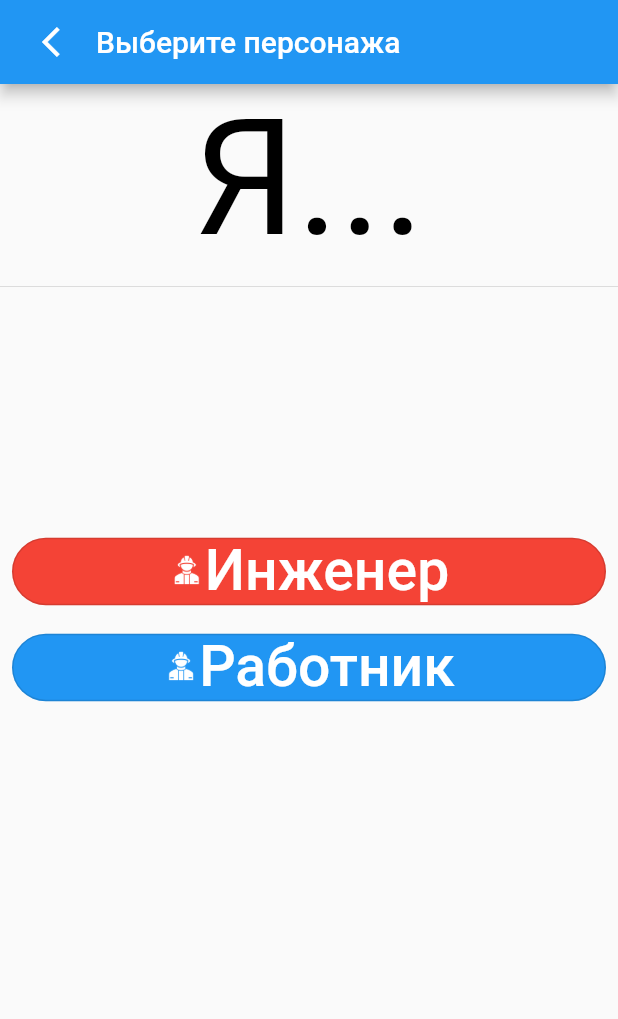
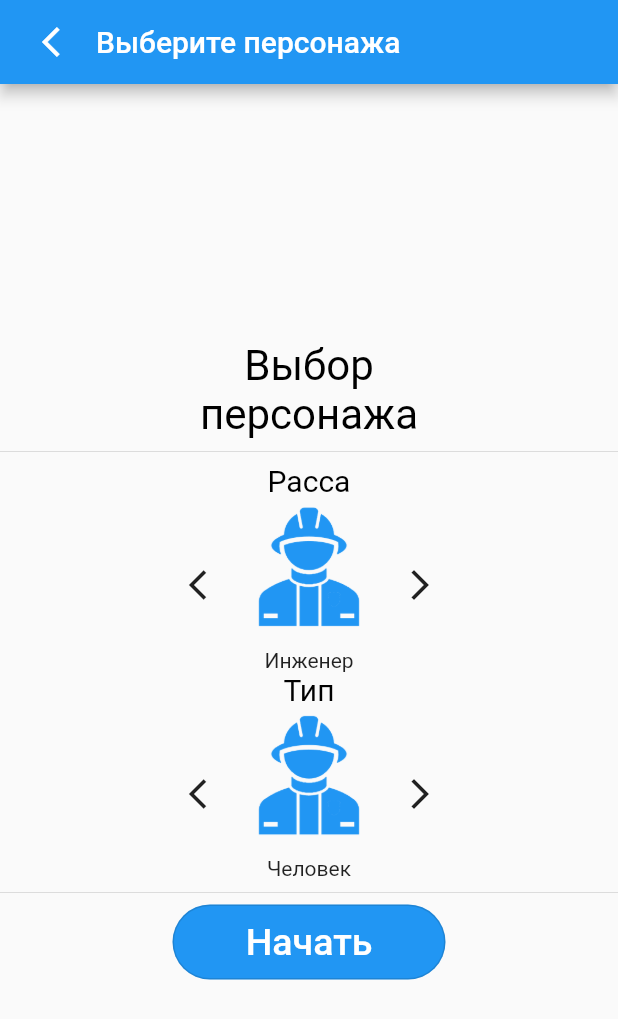
Before and after one commit to mentoster/sheremetyevo_tasks, a Flutter app: the screen it shows after launch, on a phone screen of 412 x 824 dp. Shown: the top 1019 px of the screen. Run offline on Flutter 3.47's test engine with Material 2 defaults, Android fonts, the phone set to English and light mode, and no system bars; our stand-ins replace flutter_slidable, liquid_progress_indicator_ns, location, photo_view, sliding_up_panel; missing offline and left inert: grpc, protobuf; statements that could not run were skipped.

Commit message:
update start menu

```diff
--- a/lib/Screens/loginscreen/choose_character.dart
+++ b/lib/Screens/loginscreen/choose_character.dart
@@ -1,77 +1,202 @@
 import 'package:flutter/material.dart';
+import 'package:sheremetyevo_tasks/Models/coordservice.pbenum.dart';
+import 'package:sheremetyevo_tasks/Screens/loginscreen/getCharacher.dart';
+import 'package:sheremetyevo_tasks/Screens/loginscreen/getType.dart';
 
-class ChooseCharacter extends StatelessWidget {
+class ChooseCharacter extends StatefulWidget {
   final Function nextPage;
+  final Function changeType;
   final Function(bool) changeCharacter;
-  const ChooseCharacter(this.nextPage, this.changeCharacter);
+  ChooseCharacter(this.nextPage, this.changeType, this.changeCharacter);
+  @override
+  _ChooseCharacterState createState() =>
+      _ChooseCharacterState(nextPage, changeType, changeCharacter);
+}
+
+class _ChooseCharacterState extends State<ChooseCharacter> {
+  final Function nextPage;
+  final Function changeType;
+  final Function(bool) changeCharacter;
+  _ChooseCharacterState(this.nextPage, this.changeType, this.changeCharacter);
+  int characterIndex = 0;
+  int typeIndex = 0;
+  void _chooseType(String type) {
+    nextPage();
+    Resuource res = Resuource.HUMAN;
+    switch (type) {
+      case "Человек":
+        res = Resuource.HUMAN;
+        break;
+      case "грузчик/самосвал":
+        res = Resuource.TRUCK;
+        break;
+      case "экскаватор":
+        res = Resuource.ECAVATOR;
+        break;
+      case "роторный погрузчик":
+        res = Resuource.ROTARY_LOADER;
+        break;
+      case "плужно-щеточная машина":
+        res = Resuource.PLOW_AND_BRUSH_MACHINE;
+        break;
+      case "плужно-щеточная машина с реагентом.":
+        res = Resuource.PLOW_AND_BRUSH_MACHINE_REG;
+        break;
+      default:
+        res = Resuource.HUMAN;
+        break;
+    }
+
+    changeType(type, res);
+  }
+
+  Column getTypeIcon(path, name) {
+    return Column(
+      children: [
+        ImageIcon(
+          AssetImage("assets/images/icons/$path.png"),
+          color: Colors.blue,
+          size: 100,
+        ),
+        Text(
+          name,
+          textAlign: TextAlign.center,
+        ),
+      ],
+    );
+  }
 
   @override
   Widget build(BuildContext context) {
-    return Center(
-        child: Column(
+    List<GetType> types = [
+      GetType("Inzh", "Человек"),
+      GetType("Gruzovik", "грузчик/самосвал"),
+      GetType("Eskaavator", "экскаватор"),
+      GetType("rotorny_pogruzchik", "роторный погрузчик"),
+      GetType("pluzhno-schetochnaya_mashina", "плужно-щеточная машина"),
+      GetType("pluzhno-schetochnaya_mashina",
+          "плужно-щеточная машина\nс реагентом."),
+    ];
+    List<GetCharacter> characters = [
+      GetCharacter("Инженер", Colors.blue),
+      GetCharacter("Работник", Colors.red)
+    ];
+    return Column(
       crossAxisAlignment: CrossAxisAlignment.center,
-      // mainAxisAlignment: MainAxisAlignment.spaceEvenly,
-      children: [
-        Text("Я...", style: TextStyle(fontSize: 108, color: Colors.black)),
-        Divider(),
-        Padding(
-          padding: const EdgeInsets.only(top: 150),
-          child: Column(
-            mainAxisAlignment: MainAxisAlignment.spaceEvenly,
-            children: [
-              Padding(
-                padding: const EdgeInsets.all(8.0),
-                child: Container(
-                  width: double.infinity,
-                  child: OutlinedButton(
-                    onPressed: () {
-                      nextPage();
-                      changeCharacter(true);
-                    },
-                    child: Row(
       mainAxisAlignment: MainAxisAlignment.center,
       children: [
-                        ImageIcon(
-                          AssetImage("assets/images/icons/Inzh.png"),
-                          color: Color(0xFFFFFFFF),
+        Center(
+            child: Text(
+          "Выбор\nперсонажа",
+          style: TextStyle(
+            fontSize: 28,
+            color: Colors.black,
           ),
-                        const Text(
-                          'Инженер',
-                          style: TextStyle(fontSize: 38, color: Colors.white),
+          textAlign: TextAlign.center,
+        )),
+        Divider(),
+        Center(
+            child: Text(
+          "Расса",
+          style: TextStyle(
+            fontSize: 20,
+            color: Colors.black,
           ),
+          textAlign: TextAlign.center,
+        )),
+        Row(
+          mainAxisAlignment: MainAxisAlignment.center,
+          children: [
+            IconButton(
+                onPressed: () {
+                  if (characterIndex < characters.length - 1)
+                    setState(() {
+                      characterIndex++;
+                    });
+                  else
+                    setState(() {
+                      characterIndex = 0;
+                    });
+                },
+                icon: Icon(Icons.arrow_back_ios_outlined)),
+            characters[characterIndex],
+            IconButton(
+                onPressed: () {
+                  if (characterIndex > 0)
+                    setState(() {
+                      characterIndex--;
+                    });
+                  else
+                    setState(() {
+                      characterIndex = characters.length - 1;
+                    });
+                },
+                icon: Icon(Icons.arrow_forward_ios_outlined)),
           ],
         ),
-                    style: ButtonStyle(
-                      shape: MaterialStateProperty.all<RoundedRectangleBorder>(
-                          RoundedRectangleBorder(
-                        borderRadius: BorderRadius.circular(50.0),
+        Center(
+            child: Text(
+          "Тип",
+          style: TextStyle(
+            fontSize: 20,
+            color: Colors.black,
+          ),
+          textAlign: TextAlign.center,
         )),
-                      backgroundColor: MaterialStateProperty.all(Colors.red),
+        Row(
+          mainAxisAlignment: MainAxisAlignment.center,
+          children: [
+            IconButton(
+                onPressed: () {
+                  if (typeIndex > 0)
+                    setState(() {
+                      typeIndex--;
+                    });
+                  else
+                    setState(() {
+                      typeIndex = types.length - 1;
+                    });
+                  print("166. choose_character -> typeIndex : $typeIndex");
+                },
+                icon: Icon(Icons.arrow_back_ios_outlined)),
+            types[typeIndex],
+            IconButton(
+                onPressed: () {
+                  if (typeIndex < types.length - 1)
+                    setState(() {
+                      typeIndex++;
+                    });
+                  else
+                    setState(() {
+                      typeIndex = 0;
+                    });
+                  print("166. choose_character -> typeIndex : $typeIndex");
+                },
+                icon: Icon(Icons.arrow_forward_ios_outlined)),
+          ],
+        ),
+        Divider(),
+        OutlinedButton(
+          onPressed: () {
+            changeCharacter(
+                characters[characterIndex].name == "Инженер" ? true : false);
+            _chooseType(types[typeIndex].name);
+          },
+          child: Container(
+            width: 150,
+            height: 50,
+            child: Center(
+              child: Text(
+                "Начать",
+                overflow: TextOverflow.fade,
+                softWrap: true,
+                maxLines: 2,
+                style: TextStyle(
+                  fontSize: 25,
+                  color: Colors.white,
                 ),
               ),
             ),
-              ),
-              Padding(
-                padding: const EdgeInsets.all(8.0),
-                child: Container(
-                  width: double.infinity,
-                  child: OutlinedButton(
-                    onPressed: () {
-                      nextPage();
-                      changeCharacter(false);
-                    },
-                    child: Row(
-                      mainAxisAlignment: MainAxisAlignment.center,
-                      children: [
-                        ImageIcon(
-                          AssetImage("assets/images/icons/Inzh.png"),
-                          color: Color(0xFFFFFFFF),
-                        ),
-                        const Text(
-                          'Работник',
-                          style: TextStyle(fontSize: 38, color: Colors.white),
-                        ),
-                      ],
           ),
           style: ButtonStyle(
             shape: MaterialStateProperty.all<RoundedRectangleBorder>(
@@ -81,12 +206,7 @@ class ChooseCharacter extends StatelessWidget {
             backgroundColor: MaterialStateProperty.all(Colors.blue),
           ),
         ),
-                ),
-              ),
       ],
-          ),
-        ),
-      ],
-    ));
+    );
   }
 }
--- /dev/null
+++ b/lib/Screens/loginscreen/getCharacher.dart
@@ -0,0 +1,21 @@
+import 'package:flutter/material.dart';
+
+class GetCharacter extends StatelessWidget {
+  final String name;
+  final Color color;
+  GetCharacter(
+    this.name,
+    this.color,
+  );
+  @override
+  Widget build(BuildContext context) {
+    return Column(children: [
+      ImageIcon(
+        AssetImage("assets/images/icons/Inzh.png"),
+        color: color,
+        size: 100,
+      ),
+      Text(name)
+    ]);
+  }
+}
--- /dev/null
+++ b/lib/Screens/loginscreen/getType.dart
@@ -0,0 +1,23 @@
+import 'package:flutter/material.dart';
+
+class GetType extends StatelessWidget {
+  final String name;
+  final String path;
+  GetType(this.path, this.name);
+  @override
+  Widget build(BuildContext context) {
+    return Column(
+      children: [
+        ImageIcon(
+          AssetImage("assets/images/icons/$path.png"),
+          color: Colors.blue,
+          size: 100,
+        ),
+        Text(
+          name,
+          textAlign: TextAlign.center,
+        ),
+      ],
+    );
+  }
+}
--- a/lib/Screens/loginscreen/login_screen.dart
+++ b/lib/Screens/loginscreen/login_screen.dart
@@ -47,7 +47,7 @@ class _LoginScreenState extends State<LoginScreen> {
     print("login_screen -> _isEngineer : $_isEngineer");
   }
 
-  void _chooseClass(String type, Resuource _reso) {
+  void _chooseType(String type, Resuource _reso) {
     _type = type;
     setState(() {
       titleText = (_isEngineer ? "Инженер" : "Работник") + ", класс $type.";
@@ -77,7 +77,7 @@ class _LoginScreenState extends State<LoginScreen> {
 
   late LocationData posLast;
   void _collectPosition() async {
-    if (_page == 2 && _canUseCoords) {
+    if (_page == 1 && _canUseCoords) {
       var pos = await _getCoords.getPosition();
       if (posLast != pos) {
         _sendPosition(pos);
@@ -101,8 +101,7 @@ class _LoginScreenState extends State<LoginScreen> {
   @override
   Widget build(BuildContext context) {
     List<Widget> pages = [
-      ChooseCharacter(_nextPage, _changeCharacter),
-      ChooseType(_nextPage, _chooseClass),
+      ChooseCharacter(_nextPage, _chooseType, _changeCharacter),
       WayMap(_isEngineer),
     ];
     return Scaffold(
```
Lines whose indentation alone changed are shown as unchanged.
